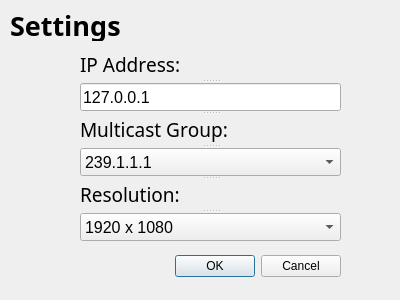
Above: GUI/Settings_Menu.ui from RensLuke/CSC435FinalProject before the change. Below: the same form after it.
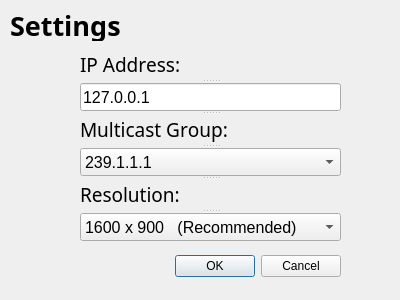
That is the form after the change. Icons and pictures are not drawn.

```diff
--- a/GUI/Settings_Menu.ui
+++ b/GUI/Settings_Menu.ui
@@ -200,7 +200,10 @@
      </font>
     </property>
     <property name="currentText">
-     <string>1920 x 1080</string>
+     <string>1600 x 900   (Recommended)</string>
+    </property>
+    <property name="currentIndex">
+     <number>1</number>
     </property>
     <item>
      <property name="text">
@@ -209,7 +212,7 @@
     </item>
     <item>
      <property name="text">
-      <string>1600 x 900</string>
+      <string>1600 x 900   (Recommended)</string>
      </property>
     </item>
     <item>
```
